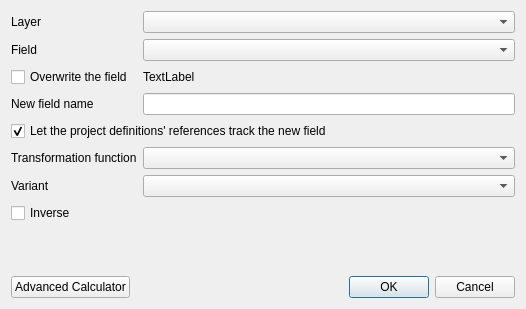
Above: ui/ui_transformation.ui from gem/oq-irmt-qgis before the change. Below: the same form after it.
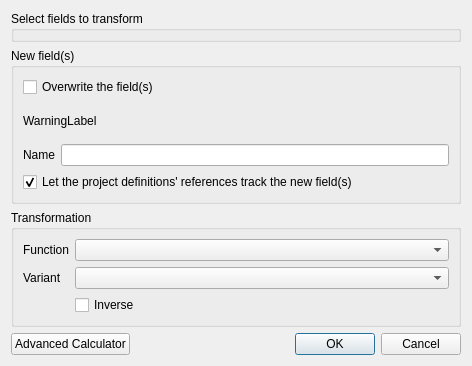
That is the form after the change. Custom widgets are drawn as their Qt base class.

Commit message: Enable transforming multiple fields at once

What changed in the file:
```diff
--- a/ui/ui_transformation.ui
+++ b/ui/ui_transformation.ui
@@ -9,8 +9,8 @@
    <rect>
     <x>0</x>
     <y>0</y>
-    <width>526</width>
-    <height>309</height>
+    <width>472</width>
+    <height>355</height>
    </rect>
   </property>
   <property name="windowTitle">
@@ -20,121 +20,136 @@
    <bool>true</bool>
   </property>
   <layout class="QGridLayout" name="gridLayout">
-   <item row="0" column="0" colspan="2">
-    <layout class="QFormLayout" name="formLayout">
-     <item row="0" column="0">
-      <widget class="QLabel" name="layer_lbl">
-       <property name="text">
-        <string>Layer</string>
-       </property>
-      </widget>
-     </item>
-     <item row="1" column="0">
-      <widget class="QLabel" name="attrib_lbl">
-       <property name="text">
-        <string>Field</string>
-       </property>
-      </widget>
-     </item>
-     <item row="5" column="0">
-      <widget class="QLabel" name="algorithm_lbl">
-       <property name="text">
-        <string>Transformation function</string>
-       </property>
-      </widget>
-     </item>
-     <item row="0" column="1">
-      <widget class="QComboBox" name="layer_cbx"/>
-     </item>
-     <item row="1" column="1">
-      <widget class="QComboBox" name="attrib_cbx"/>
-     </item>
-     <item row="5" column="1">
-      <widget class="QComboBox" name="algorithm_cbx"/>
-     </item>
-     <item row="6" column="0">
-      <widget class="QLabel" name="variant_lbl">
-       <property name="text">
-        <string>Variant</string>
-       </property>
-      </widget>
-     </item>
-     <item row="6" column="1">
-      <widget class="QComboBox" name="variant_cbx"/>
-     </item>
-     <item row="9" column="0">
-      <widget class="QCheckBox" name="inverse_ckb">
-       <property name="text">
-        <string>Inverse</string>
-       </property>
-      </widget>
-     </item>
-     <item row="3" column="0">
-      <widget class="QLabel" name="new_field_name_lbl">
-       <property name="enabled">
-        <bool>true</bool>
-       </property>
-       <property name="text">
-        <string>New field name</string>
-       </property>
-      </widget>
-     </item>
-     <item row="3" column="1">
-      <widget class="QLineEdit" name="new_field_name_txt">
-       <property name="enabled">
-        <bool>true</bool>
-       </property>
-       <property name="maxLength">
-        <number>10</number>
-       </property>
-       <property name="placeholderText">
-        <string/>
-       </property>
-      </widget>
-     </item>
-     <item row="2" column="0">
-      <widget class="QCheckBox" name="overwrite_ckb">
-       <property name="text">
-        <string>Overwrite the field</string>
-       </property>
-       <property name="checked">
-        <bool>false</bool>
-       </property>
-      </widget>
-     </item>
-     <item row="2" column="1">
-      <widget class="QLabel" name="warning_lbl">
-       <property name="text">
-        <string>TextLabel</string>
-       </property>
-       <property name="wordWrap">
-        <bool>true</bool>
-       </property>
-      </widget>
-     </item>
-     <item row="4" column="0" colspan="2">
-      <widget class="QCheckBox" name="track_new_field_ckb">
-       <property name="enabled">
-        <bool>true</bool>
-       </property>
-       <property name="text">
-        <string>Let the project definitions' references track the new field</string>
-       </property>
-       <property name="checked">
-        <bool>true</bool>
-       </property>
-      </widget>
-     </item>
-    </layout>
-   </item>
-   <item row="1" column="0">
+   <item row="2" column="0">
     <widget class="QPushButton" name="calc_btn">
      <property name="text">
       <string>Advanced Calculator</string>
      </property>
     </widget>
    </item>
-   <item row="1" column="1">
+   <item row="1" column="0" colspan="2">
+    <layout class="QVBoxLayout" name="verticalLayout">
+     <item>
+      <widget class="ListMultiSelectWidget" name="fields_multiselect">
+       <property name="title">
+        <string>Select fields to transform</string>
+       </property>
+      </widget>
+     </item>
+     <item>
+      <widget class="QGroupBox" name="groupBox">
+       <property name="title">
+        <string>New field(s)</string>
+       </property>
+       <layout class="QVBoxLayout" name="verticalLayout_2">
+        <item>
+         <widget class="QCheckBox" name="overwrite_ckb">
+          <property name="text">
+           <string>Overwrite the field(s)</string>
+          </property>
+          <property name="checked">
+           <bool>false</bool>
+          </property>
+         </widget>
+        </item>
+        <item>
+         <widget class="QLabel" name="warning_lbl">
+          <property name="minimumSize">
+           <size>
+            <width>0</width>
+            <height>35</height>
+           </size>
+          </property>
+          <property name="text">
+           <string>WarningLabel</string>
+          </property>
+          <property name="wordWrap">
+           <bool>true</bool>
+          </property>
+         </widget>
+        </item>
+        <item>
+         <layout class="QHBoxLayout" name="fieldname_layout">
+          <item>
+           <widget class="QLabel" name="new_field_name_lbl">
+            <property name="text">
+             <string>Name</string>
+            </property>
+           </widget>
+          </item>
+          <item>
+           <widget class="QLineEdit" name="new_field_name_txt">
+            <property name="enabled">
+             <bool>true</bool>
+            </property>
+            <property name="maxLength">
+             <number>10</number>
+            </property>
+            <property name="placeholderText">
+             <string/>
+            </property>
+           </widget>
+          </item>
+         </layout>
+        </item>
+        <item>
+         <widget class="QCheckBox" name="track_new_field_ckb">
+          <property name="enabled">
+           <bool>true</bool>
+          </property>
+          <property name="text">
+           <string>Let the project definitions' references track the new field(s)</string>
+          </property>
+          <property name="checked">
+           <bool>true</bool>
+          </property>
+         </widget>
+        </item>
+       </layout>
+      </widget>
+     </item>
+     <item>
+      <widget class="QGroupBox" name="formGroupBox">
+       <property name="title">
+        <string>Transformation</string>
+       </property>
+       <layout class="QFormLayout" name="formLayout">
+        <property name="fieldGrowthPolicy">
+         <enum>QFormLayout::AllNonFixedFieldsGrow</enum>
+        </property>
+        <item row="2" column="0">
+         <widget class="QLabel" name="algorithm_lbl">
+          <property name="text">
+           <string>Function</string>
+          </property>
+         </widget>
+        </item>
+        <item row="2" column="1">
+         <widget class="QComboBox" name="algorithm_cbx"/>
+        </item>
+        <item row="3" column="0">
+         <widget class="QLabel" name="variant_lbl">
+          <property name="text">
+           <string>Variant</string>
+          </property>
+         </widget>
+        </item>
+        <item row="3" column="1">
+         <widget class="QComboBox" name="variant_cbx"/>
+        </item>
+        <item row="4" column="1">
+         <widget class="QCheckBox" name="inverse_ckb">
+          <property name="text">
+           <string>Inverse</string>
+          </property>
+         </widget>
+        </item>
+       </layout>
+      </widget>
+     </item>
+    </layout>
+   </item>
+   <item row="2" column="1">
     <widget class="QDialogButtonBox" name="buttonBox">
      <property name="orientation">
       <enum>Qt::Horizontal</enum>
@@ -146,6 +161,14 @@
    </item>
   </layout>
  </widget>
+ <customwidgets>
+  <customwidget>
+   <class>ListMultiSelectWidget</class>
+   <extends>QGroupBox</extends>
+   <header>list_multiselect_widget</header>
+   <container>1</container>
+  </customwidget>
+ </customwidgets>
  <resources/>
  <connections>
   <connection>
```
The commit also changes 4 other files.
